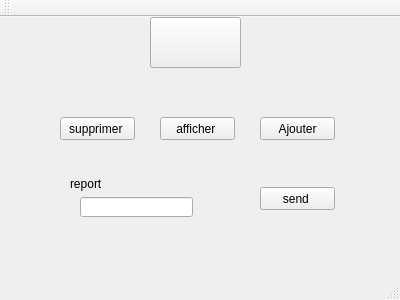
This is mainwindow.ui in HediLengliz/Smart_Court_2A25 as Qt 5 draws it before an edit. The edited form follows.
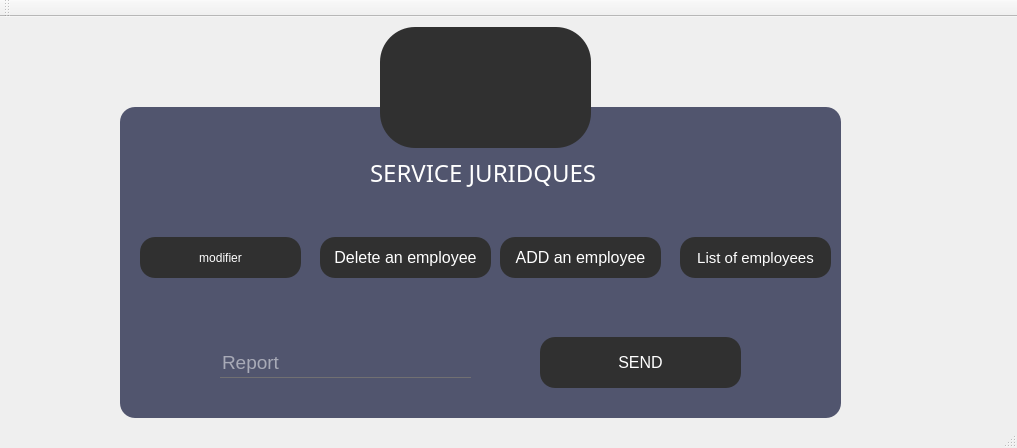
This is the edited form. Icons and pictures are not drawn.

The edit to the form file:
```diff
--- a/mainwindow.ui
+++ b/mainwindow.ui
@@ -6,8 +6,8 @@
    <rect>
     <x>0</x>
     <y>0</y>
-    <width>400</width>
-    <height>300</height>
+    <width>1017</width>
+    <height>448</height>
    </rect>
   </property>
   <property name="windowTitle">
@@ -15,112 +15,319 @@
   </property>
   <property name="styleSheet">
    <string notr="true">*{
-    background:url(C:\court-hammerr.jpg) ;
+    background:url(C:/HHH.jpg) ;
 }</string>
   </property>
   <widget class="QWidget" name="centralWidget">
-   <widget class="QFrame" name="Qframe">
+   <widget class="QFrame" name="Qframe_2">
     <property name="geometry">
      <rect>
-      <x>40</x>
-      <y>40</y>
-      <width>311</width>
-      <height>181</height>
+      <x>120</x>
+      <y>90</y>
+      <width>721</width>
+      <height>311</height>
      </rect>
     </property>
     <property name="styleSheet">
-     <string notr="true">*{
-    background:url(C:\court-hammerr.jpg) ;
+     <string notr="true">QFrame
+{
+	background:#51556e;
+    border-radius:15px;
 }</string>
     </property>
-    <widget class="QLineEdit" name="lineEdit_3">
+    <property name="frameShape">
+     <enum>QFrame::StyledPanel</enum>
+    </property>
+    <property name="frameShadow">
+     <enum>QFrame::Raised</enum>
+    </property>
+    <widget class="QLabel" name="label_7">
      <property name="geometry">
       <rect>
-       <x>40</x>
-       <y>140</y>
-       <width>113</width>
-       <height>20</height>
+       <x>250</x>
+       <y>40</y>
+       <width>251</width>
+       <height>51</height>
       </rect>
      </property>
+     <property name="styleSheet">
+      <string notr="true">*{
+    font-family:century gothic;
+    font-size:24px;
+	color:white;
+}
+
+</string>
+     </property>
+     <property name="text">
+      <string>SERVICE JURIDQUES</string>
+     </property>
     </widget>
-    <widget class="QPushButton" name="pushButton_2">
+    <widget class="QLabel" name="label_8">
      <property name="geometry">
       <rect>
-       <x>20</x>
-       <y>60</y>
-       <width>75</width>
-       <height>23</height>
+       <x>380</x>
+       <y>450</y>
+       <width>231</width>
+       <height>171</height>
       </rect>
      </property>
      <property name="text">
-      <string>supprimer </string>
+      <string/>
+     </property>
+     <property name="pixmap">
+      <pixmap>D:/QTprojet/smart court.png</pixmap>
+     </property>
+     <property name="scaledContents">
+      <bool>true</bool>
+     </property>
+    </widget>
+    <widget class="QPushButton" name="pushButton_5">
+     <property name="geometry">
+      <rect>
+       <x>420</x>
+       <y>230</y>
+       <width>201</width>
+       <height>51</height>
+      </rect>
+     </property>
+     <property name="font">
+      <font>
+       <pointsize>12</pointsize>
+      </font>
+     </property>
+     <property name="styleSheet">
+      <string notr="true">*{
+color:white;
+border-radius: 15px;
+background:#303030;
+}
+
+*:hover
+{
+	color:#303030;
+	border-radius:15px;
+	background:white
+}</string>
+     </property>
+     <property name="text">
+      <string>SEND</string>
+     </property>
+    </widget>
+    <widget class="QLineEdit" name="lineEdit_4">
+     <property name="geometry">
+      <rect>
+       <x>100</x>
+       <y>240</y>
+       <width>251</width>
+       <height>31</height>
+      </rect>
+     </property>
+     <property name="font">
+      <font>
+       <pointsize>14</pointsize>
+      </font>
+     </property>
+     <property name="acceptDrops">
+      <bool>true</bool>
+     </property>
+     <property name="styleSheet">
+      <string notr="true">*{
+background:transparent;
+border:none;
+color:white;
+border-bottom:1px solid #717072;
+}</string>
+     </property>
+     <property name="inputMask">
+      <string/>
+     </property>
+     <property name="text">
+      <string/>
+     </property>
+     <property name="maxLength">
+      <number>32767</number>
+     </property>
+     <property name="placeholderText">
+      <string>Report</string>
      </property>
     </widget>
     <widget class="QPushButton" name="hiiii">
      <property name="geometry">
       <rect>
-       <x>220</x>
-       <y>60</y>
-       <width>75</width>
-       <height>23</height>
+       <x>380</x>
+       <y>130</y>
+       <width>161</width>
+       <height>41</height>
       </rect>
      </property>
+     <property name="font">
+      <font>
+       <pointsize>12</pointsize>
+      </font>
+     </property>
+     <property name="styleSheet">
+      <string notr="true">*{
+color:white;
+border:blue;
+border-radius: 15px;
+background:#303030;
+}
+
+*:hover
+{
+	color:#303030;
+	border-radius:15px;
+	background:white
+}</string>
+     </property>
      <property name="text">
-      <string>Ajouter</string>
+      <string>ADD an employee</string>
+     </property>
+     <property name="icon">
+      <iconset>
+       <normaloff>../../../Desktop/unknown (3).png</normaloff>../../../Desktop/unknown (3).png</iconset>
+     </property>
+    </widget>
+    <widget class="QPushButton" name="pushButton_2">
+     <property name="geometry">
+      <rect>
+       <x>200</x>
+       <y>130</y>
+       <width>171</width>
+       <height>41</height>
+      </rect>
+     </property>
+     <property name="font">
+      <font>
+       <pointsize>12</pointsize>
+      </font>
+     </property>
+     <property name="styleSheet">
+      <string notr="true">*{
+color:white;
+border-radius: 15px;
+background:#303030;
+}
+
+*:hover
+{
+	color:#303030;
+	border-radius:15px;
+	background:white
+}</string>
+     </property>
+     <property name="text">
+      <string>Delete an employee</string>
+     </property>
+     <property name="icon">
+      <iconset>
+       <normaloff>../../../Desktop/unknown (4).png</normaloff>../../../Desktop/unknown (4).png</iconset>
      </property>
     </widget>
     <widget class="QPushButton" name="hkkk">
      <property name="geometry">
       <rect>
-       <x>120</x>
-       <y>60</y>
-       <width>75</width>
-       <height>23</height>
+       <x>560</x>
+       <y>130</y>
+       <width>151</width>
+       <height>41</height>
       </rect>
      </property>
-     <property name="text">
-      <string>afficher </string>
+     <property name="font">
+      <font>
+       <pointsize>11</pointsize>
+      </font>
      </property>
-    </widget>
-    <widget class="QLabel" name="label">
-     <property name="geometry">
-      <rect>
-       <x>30</x>
-       <y>120</y>
-       <width>47</width>
-       <height>14</height>
-      </rect>
+     <property name="styleSheet">
+      <string notr="true">*{
+color:white;
+border-radius: 15px;
+background:#303030;
+}
+
+*:hover
+{
+	color:#303030;
+	border-radius:15px;
+	background:white
+}</string>
      </property>
      <property name="text">
-      <string>report </string>
+      <string>List of employees</string>
      </property>
+     <property name="icon">
+      <iconset>
+       <normaloff>../../../Desktop/unknown (2).png</normaloff>../../../Desktop/unknown (2).png</iconset>
+     </property>
     </widget>
-    <widget class="QPushButton" name="pushButton_5">
+    <widget class="QPushButton" name="mod">
      <property name="geometry">
       <rect>
-       <x>220</x>
+       <x>20</x>
        <y>130</y>
-       <width>75</width>
-       <height>23</height>
+       <width>161</width>
+       <height>41</height>
       </rect>
      </property>
+     <property name="styleSheet">
+      <string notr="true">*{
+color:white;
+border:blue;
+border-radius: 15px;
+background:#303030;
+}
+
+*:hover
+{
+	color:#303030;
+	border-radius:15px;
+	background:white
+}</string>
+     </property>
      <property name="text">
-      <string>send </string>
+      <string>modifier</string>
+     </property>
+     <property name="icon">
+      <iconset>
+       <normaloff>../../../Desktop/unknown (1).png</normaloff>../../../Desktop/unknown (1).png</iconset>
      </property>
     </widget>
    </widget>
-   <widget class="QPushButton" name="pushButton_3">
+   <widget class="QPushButton" name="pushButton_15">
     <property name="geometry">
      <rect>
-      <x>150</x>
-      <y>0</y>
-      <width>91</width>
-      <height>51</height>
+      <x>380</x>
+      <y>10</y>
+      <width>211</width>
+      <height>121</height>
      </rect>
     </property>
+    <property name="font">
+     <font>
+      <pointsize>20</pointsize>
+     </font>
+    </property>
+    <property name="styleSheet">
+     <string notr="true">*{
+border-radius: 35px;
+border-color:white;
+background:#303030;
+}</string>
+    </property>
     <property name="text">
      <string/>
     </property>
+    <property name="icon">
+     <iconset>
+      <normaloff>../../../../clubs &amp; events/icons/2636184.png</normaloff>../../../../clubs &amp; events/icons/2636184.png</iconset>
+    </property>
+    <property name="iconSize">
+     <size>
+      <width>60</width>
+      <height>60</height>
+     </size>
+    </property>
    </widget>
   </widget>
   <widget class="QMenuBar" name="menuBar">
@@ -128,7 +335,7 @@
     <rect>
      <x>0</x>
      <y>0</y>
-     <width>400</width>
+     <width>1017</width>
      <height>22</height>
     </rect>
    </property>
```
